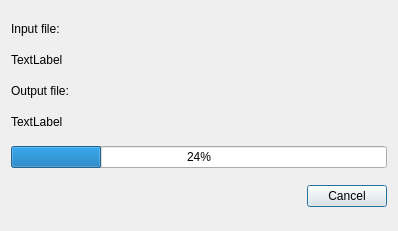
teambob/docfrac, file qt-gui/Docfrac/progressdialog.ui: the form before one commit.
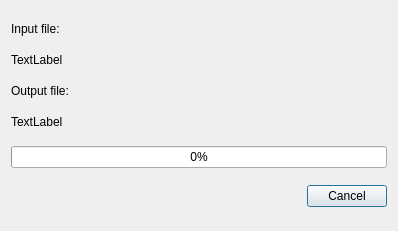
The form after the commit.

Patch:
```diff
--- a/qt-gui/Docfrac/progressdialog.ui
+++ b/qt-gui/Docfrac/progressdialog.ui
@@ -93,7 +93,7 @@
    <item row="4" column="0">
     <widget class="QProgressBar" name="progressBar">
      <property name="value">
-      <number>24</number>
+      <number>0</number>
      </property>
     </widget>
    </item>
```
Left out of the diff: 3 changed lines with no effect on the pictures.
